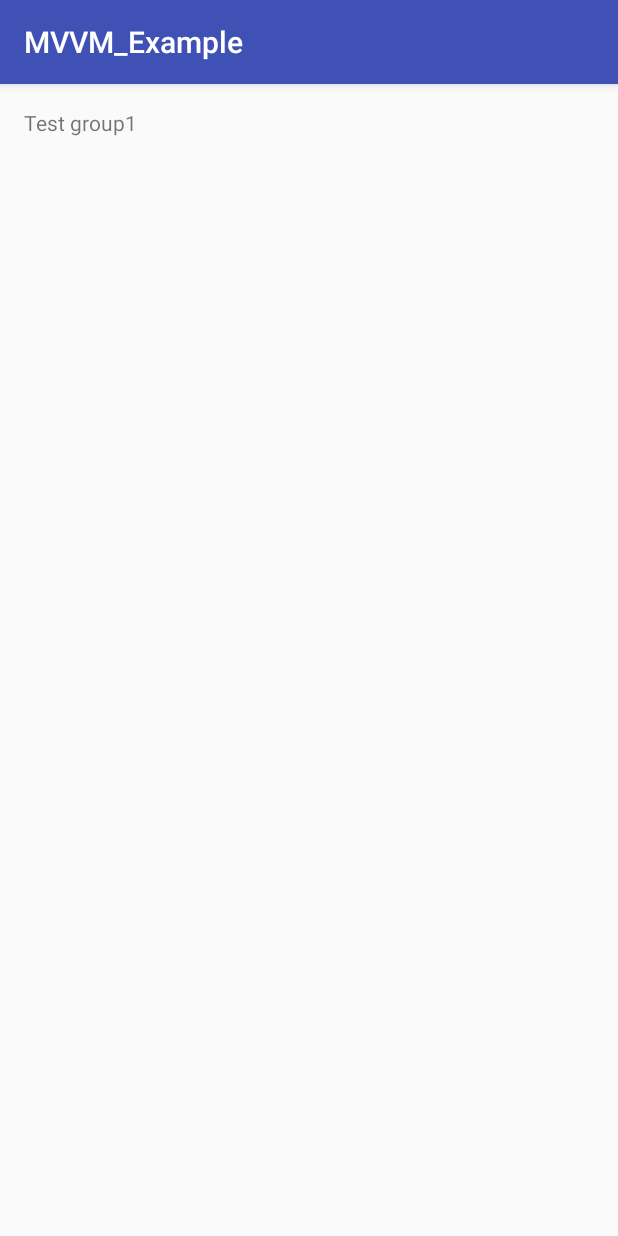
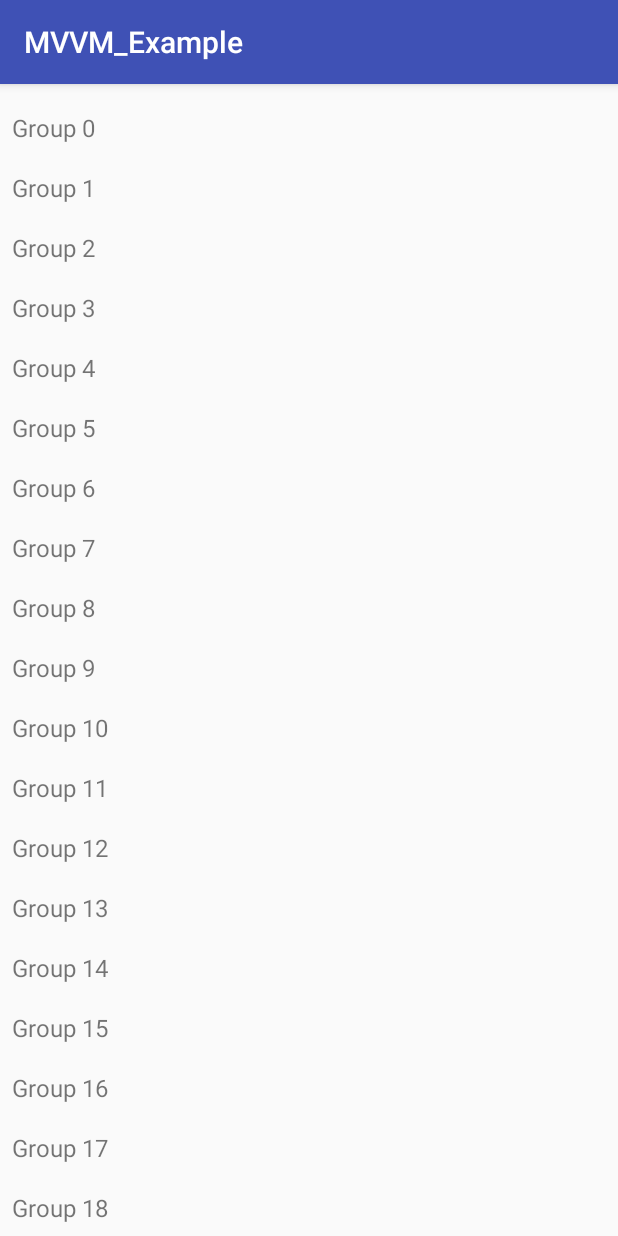
Before and after one commit to tornadko/MVVM-example, an Android app: the screen it shows after launch (MainActivity), on a phone screen of 412 x 824 dp. Run offline under Robolectric (Android 15) with nearby library versions, the phone set to English and light mode, and no system bars; our stand-ins replace data binding.

Commit message:
Added recycler view. Display stub groups. Implemented MVVM pattern

```diff
--- a/MVVM_Example/app/build.gradle
+++ b/MVVM_Example/app/build.gradle
@@ -27,4 +27,5 @@ dependencies {
     compile fileTree(dir: 'libs', include: ['*.jar'])
     testCompile 'junit:junit:4.12'
     compile 'com.android.support:appcompat-v7:23.3.0'
+    compile 'com.android.support:recyclerview-v7:23.3.0'
 }
--- a/MVVM_Example/app/src/main/java/example/mvvm/alex/mvvm_example/model/Group.java
+++ b/MVVM_Example/app/src/main/java/example/mvvm/alex/mvvm_example/model/Group.java
@@ -4,9 +4,13 @@ package example.mvvm.alex.mvvm_example.model;
  * Created by Alex on 28.04.2016.
  */
 public class Group {
-    public final String name;
+    private final String name;
 
     public Group(String name) {
         this.name = name;
     }
+
+    public String getName() {
+        return name;
+    }
 }
--- /dev/null
+++ b/MVVM_Example/app/src/main/java/example/mvvm/alex/mvvm_example/view/GroupAdapter.java
@@ -0,0 +1,65 @@
+package example.mvvm.alex.mvvm_example.view;
+
+import android.databinding.DataBindingUtil;
+import android.databinding.ViewDataBinding;
+import android.support.v7.widget.RecyclerView;
+import android.view.LayoutInflater;
+import android.view.View;
+import android.view.ViewGroup;
+
+import java.util.List;
+
+import example.mvvm.alex.mvvm_example.R;
+import example.mvvm.alex.mvvm_example.databinding.ItemGroupBinding;
+import example.mvvm.alex.mvvm_example.model.Group;
+import example.mvvm.alex.mvvm_example.viewmodel.GroupViewModel;
+
+/**
+ * Created by Alex on 28.04.2016.
+ */
+public class GroupAdapter extends RecyclerView.Adapter<GroupAdapter.GroupViewHolder> {
+    private List<Group> items;
+
+    @Override
+    public GroupViewHolder onCreateViewHolder(ViewGroup parent, int viewType) {
+        ItemGroupBinding binding = DataBindingUtil.inflate(LayoutInflater.from(parent.getContext()),
+                R.layout.item_group,
+                parent,
+                false);
+        return new GroupViewHolder(binding);
+    }
+
+    @Override
+    public void onBindViewHolder(GroupViewHolder holder, int position) {
+        holder.bindGroup(items.get(position));
+    }
+
+    @Override
+    public int getItemCount() {
+        return items.size();
+    }
+
+    public void setItems(List<Group> items) {
+        this.items = items;
+    }
+
+    public static class GroupViewHolder extends RecyclerView.ViewHolder{
+
+        private final ItemGroupBinding binding;
+
+        public GroupViewHolder(ItemGroupBinding binding) {
+            super(binding.tvName);
+            this.binding = binding;
+        }
+
+        void bindGroup(Group group){
+            if(binding.getViewModel() == null){
+                binding.setViewModel(new GroupViewModel(group));
+            } else {
+                binding.getViewModel().setGroup(group);
+            }
+        }
+
+
+    }
+}
--- a/MVVM_Example/app/src/main/java/example/mvvm/alex/mvvm_example/view/MainActivity.java
+++ b/MVVM_Example/app/src/main/java/example/mvvm/alex/mvvm_example/view/MainActivity.java
@@ -3,6 +3,11 @@ package example.mvvm.alex.mvvm_example.view;
 import android.databinding.DataBindingUtil;
 import android.support.v7.app.AppCompatActivity;
 import android.os.Bundle;
+import android.support.v7.widget.LinearLayoutManager;
+import android.support.v7.widget.RecyclerView;
+
+import java.util.ArrayList;
+import java.util.List;
 
 import example.mvvm.alex.mvvm_example.R;
 import example.mvvm.alex.mvvm_example.databinding.ActivityMainBinding;
@@ -10,11 +15,30 @@ import example.mvvm.alex.mvvm_example.model.Group;
 
 public class MainActivity extends AppCompatActivity {
 
+
     @Override
     protected void onCreate(Bundle savedInstanceState) {
         super.onCreate(savedInstanceState);
         ActivityMainBinding binding = DataBindingUtil.setContentView(this, R.layout.activity_main);
+        setupRecyclerView(binding.groupsRecyclerView);
+    }
+
+    private void setupRecyclerView(RecyclerView recyclerView) {
         Group group = new Group("Test group1");
-        binding.setGroup(group);
+
+
+        GroupAdapter adapter = new GroupAdapter();
+        adapter.setItems(getStubItems());
+        recyclerView.setAdapter(adapter);
+        recyclerView.setLayoutManager(new LinearLayoutManager(this));
+    }
+
+
+    public List<Group> getStubItems() {
+        List<Group> items = new ArrayList<>();
+        for (int i=0; i <= 30; i++){
+            items.add(new Group("Group "+i));
+        }
+        return items;
     }
 }
--- /dev/null
+++ b/MVVM_Example/app/src/main/java/example/mvvm/alex/mvvm_example/viewmodel/GroupViewModel.java
@@ -0,0 +1,25 @@
+package example.mvvm.alex.mvvm_example.viewmodel;
+
+import android.databinding.BaseObservable;
+
+import example.mvvm.alex.mvvm_example.model.Group;
+
+/**
+ * Created by Alex on 28.04.2016.
+ */
+public class GroupViewModel extends BaseObservable {
+    private Group group;
+
+    public GroupViewModel(Group group) {
+        this.group = group;
+    }
+
+    public String getName() {
+        return group.getName();
+    }
+
+    public void setGroup(Group group) {
+        this.group = group;
+        notifyChange();
+    }
+}
--- /dev/null
+++ b/MVVM_Example/app/src/main/java/example/mvvm/alex/mvvm_example/viewmodel/MainViewModel.java
@@ -0,0 +1,7 @@
+package example.mvvm.alex.mvvm_example.viewmodel;
+
+/**
+ * Created by Alex on 28.04.2016.
+ */
+public class MainViewModel {
+}
--- a/MVVM_Example/app/src/main/res/layout/activity_main.xml
+++ b/MVVM_Example/app/src/main/res/layout/activity_main.xml
@@ -1,21 +1,22 @@
 <?xml version="1.0" encoding="utf-8"?>
-<layout xmlns:android="http://schemas.android.com/apk/res/android">
+<layout xmlns:android="http://schemas.android.com/apk/res/android"
+    xmlns:tools="http://schemas.android.com/tools">
+
     <data>
+
         <variable
-            name="group"
-            type="example.mvvm.alex.mvvm_example.model.Group"/>
+            name="viewModel"
+            type="example.mvvm.alex.mvvm_example.viewmodel.MainViewModel" />
     </data>
-<RelativeLayout
-    android:layout_width="match_parent"
-    android:layout_height="match_parent"
-    android:paddingBottom="@dimen/activity_vertical_margin"
-    android:paddingLeft="@dimen/activity_horizontal_margin"
-    android:paddingRight="@dimen/activity_horizontal_margin"
-    android:paddingTop="@dimen/activity_vertical_margin">
 
-    <TextView
-        android:layout_width="wrap_content"
-        android:layout_height="wrap_content"
-        android:text="@{group.name}" />
-</RelativeLayout>
+    <android.support.v7.widget.RecyclerView
+        android:id="@+id/groups_recycler_view"
+        android:layout_width="match_parent"
+        android:layout_height="match_parent"
+        android:clipToPadding="false"
+        android:paddingBottom="10dp"
+        android:paddingTop="10dp"
+        android:scrollbars="vertical"
+        tools:listitem="@layout/item_group" />
+
 </layout>
--- /dev/null
+++ b/MVVM_Example/app/src/main/res/layout/item_group.xml
@@ -0,0 +1,18 @@
+<?xml version="1.0" encoding="utf-8"?>
+<layout xmlns:android="http://schemas.android.com/apk/res/android">
+
+    <data>
+
+        <variable
+            name="viewModel"
+            type="example.mvvm.alex.mvvm_example.viewmodel.GroupViewModel" />
+    </data>
+
+    <TextView
+        android:id="@+id/tvName"
+        android:layout_width="wrap_content"
+        android:layout_height="40dp"
+        android:padding="8dp"
+        android:text="@{viewModel.name}"
+        android:textSize="16sp" />
+</layout>
```
